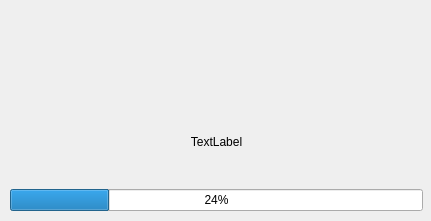
Old version of the form source/FenChargement.ui in the repository 005flyof/NaheulBeukHelper.
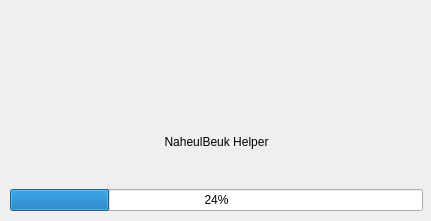
New version of the form. Icons and pictures are not drawn.

Diff of the .ui file:
```diff
--- a/source/FenChargement.ui
+++ b/source/FenChargement.ui
@@ -46,7 +46,7 @@
     <item>
      <widget class="QLabel" name="label">
       <property name="text">
-       <string>TextLabel</string>
+       <string>NaheulBeuk Helper</string>
       </property>
       <property name="alignment">
        <set>Qt::AlignCenter</set>
```
Left out of the diff: 6 changed lines with no effect on the pictures.
